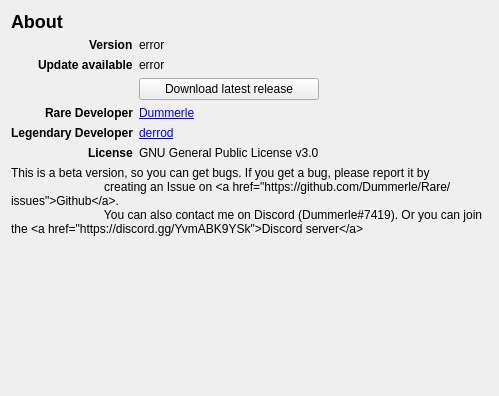
The window that rare/ui/components/tabs/settings/about.ui (RareDevs/Rare) describes before a commit, drawn with Qt 5.
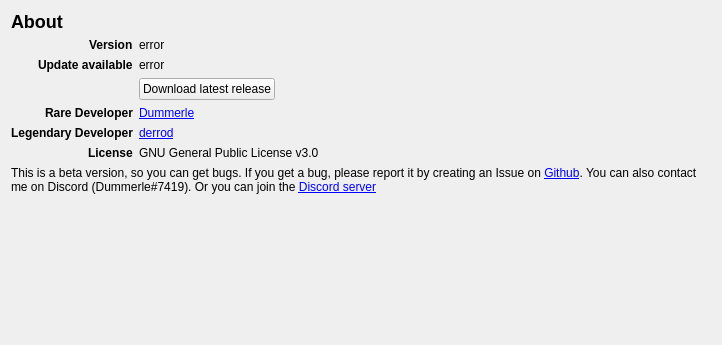
The same window after the commit.

```diff
--- a/rare/ui/components/tabs/settings/about.ui
+++ b/rare/ui/components/tabs/settings/about.ui
@@ -6,22 +6,25 @@
             <rect>
                 <x>0</x>
                 <y>0</y>
-                <width>499</width>
-                <height>396</height>
+    <width>722</width>
+    <height>345</height>
             </rect>
         </property>
         <property name="windowTitle">
             <string>About</string>
         </property>
-        <layout class="QGridLayout" name="gridLayout">
-            <item row="4" column="1">
-                <widget class="QPushButton" name="open_browser">
+  <layout class="QFormLayout" name="about_layout">
+   <property name="labelAlignment">
+    <set>Qt::AlignRight|Qt::AlignTrailing|Qt::AlignVCenter</set>
+   </property>
+   <item row="0" column="0" colspan="2">
+    <widget class="QLabel" name="title">
                     <property name="text">
-                        <string>Download latest release</string>
+      <string>&lt;h2&gt;About&lt;/h2&gt;</string>
                     </property>
                 </widget>
             </item>
-            <item row="2" column="0" alignment="Qt::AlignRight">
+   <item row="1" column="0">
                 <widget class="QLabel" name="version_label">
                     <property name="font">
                         <font>
@@ -34,46 +37,14 @@
                     </property>
                 </widget>
             </item>
-            <item row="7" column="0" alignment="Qt::AlignRight">
-                <widget class="QLabel" name="license_label">
-                    <property name="font">
-                        <font>
-                            <weight>75</weight>
-                            <bold>true</bold>
-                        </font>
-                    </property>
+   <item row="1" column="1">
+    <widget class="QLabel" name="version">
                     <property name="text">
-                        <string>License</string>
+      <string notr="true">error</string>
                     </property>
                 </widget>
             </item>
-            <item row="6" column="0" alignment="Qt::AlignRight">
-                <widget class="QLabel" name="lgd_dev_label">
-                    <property name="font">
-                        <font>
-                            <weight>75</weight>
-                            <bold>true</bold>
-                        </font>
-                    </property>
-                    <property name="text">
-                        <string>Legendary Developer</string>
-                    </property>
-                </widget>
-            </item>
-            <item row="5" column="1">
-                <widget class="QLabel" name="dev">
-                    <property name="toolTip">
-                        <string>Github</string>
-                    </property>
-                    <property name="text">
-                        <string notr="true">&lt;a href='https://github.com/Dummerle'&gt;Dummerle&lt;/a&gt;</string>
-                    </property>
-                    <property name="openExternalLinks">
-                        <bool>true</bool>
-                    </property>
-                </widget>
-            </item>
-            <item row="3" column="0" alignment="Qt::AlignRight">
+   <item row="2" column="0">
                 <widget class="QLabel" name="update_label">
                     <property name="font">
                         <font>
@@ -87,13 +58,26 @@
                 </widget>
             </item>
             <item row="2" column="1">
-                <widget class="QLabel" name="version">
+    <widget class="QLabel" name="update">
                     <property name="text">
                         <string notr="true">error</string>
                     </property>
                 </widget>
             </item>
-            <item row="5" column="0" alignment="Qt::AlignRight">
+   <item row="3" column="1">
+    <widget class="QPushButton" name="open_browser">
+     <property name="sizePolicy">
+      <sizepolicy hsizetype="Maximum" vsizetype="Fixed">
+       <horstretch>0</horstretch>
+       <verstretch>0</verstretch>
+      </sizepolicy>
+     </property>
+     <property name="text">
+      <string>Download latest release</string>
+     </property>
+    </widget>
+   </item>
+   <item row="4" column="0">
                 <widget class="QLabel" name="dev_label">
                     <property name="font">
                         <font>
@@ -106,21 +90,33 @@
                     </property>
                 </widget>
             </item>
-            <item row="7" column="1">
-                <widget class="QLabel" name="license">
+   <item row="4" column="1">
+    <widget class="QLabel" name="dev">
+     <property name="toolTip">
+      <string>Github</string>
+     </property>
                     <property name="text">
-                        <string>GNU General Public License v3.0</string>
-                    </property>
-                </widget>
-            </item>
-            <item row="3" column="1">
-                <widget class="QLabel" name="update">
+      <string notr="true">&lt;a href='https://github.com/Dummerle'&gt;Dummerle&lt;/a&gt;</string>
+     </property>
+     <property name="openExternalLinks">
+      <bool>true</bool>
+     </property>
+    </widget>
+   </item>
+   <item row="5" column="0">
+    <widget class="QLabel" name="lgd_dev_label">
+     <property name="font">
+      <font>
+       <weight>75</weight>
+       <bold>true</bold>
+      </font>
+     </property>
                     <property name="text">
-                        <string notr="true">error</string>
+      <string>Legendary Developer</string>
                     </property>
                 </widget>
             </item>
-            <item row="6" column="1">
+   <item row="5" column="1">
                 <widget class="QLabel" name="lgd_dev">
                     <property name="toolTip">
                         <string>Github</string>
@@ -133,13 +129,30 @@
                     </property>
                 </widget>
             </item>
-            <item row="14" column="0" colspan="3">
+   <item row="6" column="0">
+    <widget class="QLabel" name="license_label">
+     <property name="font">
+      <font>
+       <weight>75</weight>
+       <bold>true</bold>
+      </font>
+     </property>
+     <property name="text">
+      <string>License</string>
+     </property>
+    </widget>
+   </item>
+   <item row="6" column="1">
+    <widget class="QLabel" name="license">
+     <property name="text">
+      <string>GNU General Public License v3.0</string>
+     </property>
+    </widget>
+   </item>
+   <item row="7" column="0" colspan="2">
                 <widget class="QLabel" name="info_text">
                     <property name="text">
-                        <string>This is a beta version, so you can get bugs. If you get a bug, please report it by
-                            creating an Issue on &lt;a href='https://github.com/Dummerle/Rare/issues'&gt;Github&lt;/a&gt;.
-                            You can also contact me on Discord (Dummerle#7419). Or you can join the &lt;a
-                            href='https://discord.gg/YvmABK9YSk'&gt;Discord server&lt;/a&gt;
+      <string>This is a beta version, so you can get bugs. If you get a bug, please report it by creating an Issue on &lt;a href='https://github.com/Dummerle/Rare/issues'&gt;Github&lt;/a&gt;. You can also contact me on Discord (Dummerle#7419). Or you can join the &lt;a href='https://discord.gg/YvmABK9YSk'&gt;Discord server&lt;/a&gt;
                         </string>
                     </property>
                     <property name="wordWrap">
@@ -150,39 +163,6 @@
                     </property>
                 </widget>
             </item>
-            <item row="15" column="0" colspan="3">
-                <spacer name="about_vspacer">
-                    <property name="orientation">
-                        <enum>Qt::Vertical</enum>
-                    </property>
-                    <property name="sizeHint" stdset="0">
-                        <size>
-                            <width>20</width>
-                            <height>40</height>
-                        </size>
-                    </property>
-                </spacer>
-            </item>
-            <item row="1" column="0" colspan="3">
-                <widget class="QLabel" name="title">
-                    <property name="text">
-                        <string>&lt;h2&gt;About&lt;/h2&gt;</string>
-                    </property>
-                </widget>
-            </item>
-            <item row="2" column="2" rowspan="6">
-                <spacer name="about_hspacer">
-                    <property name="orientation">
-                        <enum>Qt::Horizontal</enum>
-                    </property>
-                    <property name="sizeHint" stdset="0">
-                        <size>
-                            <width>40</width>
-                            <height>20</height>
-                        </size>
-                    </property>
-                </spacer>
-            </item>
         </layout>
     </widget>
     <resources/>
```
Lines whose indentation alone changed are shown as unchanged.
